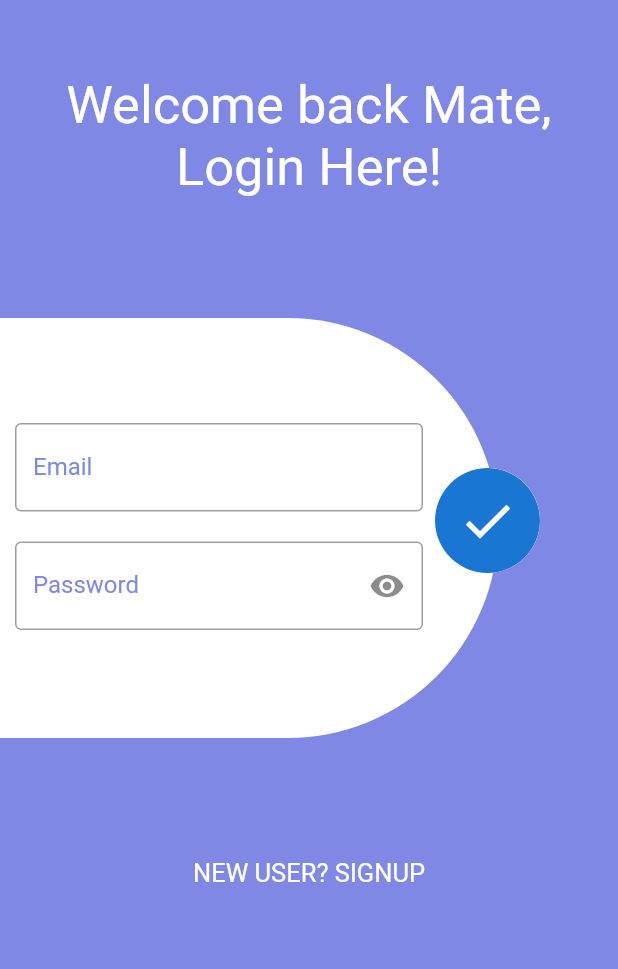
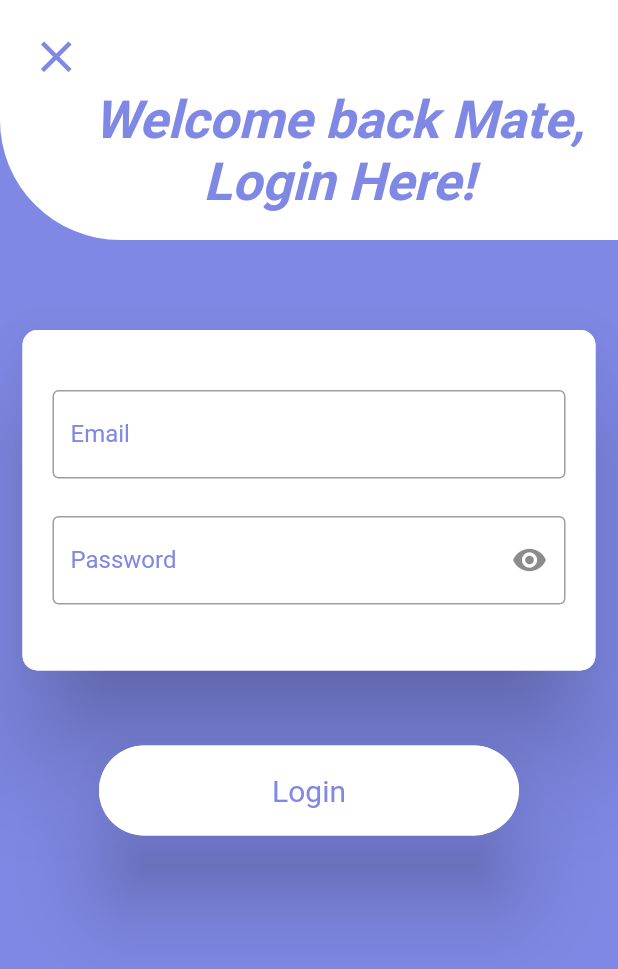
Before and after one commit to dexterTalha/flutter-ui, a Flutter app: the LoginPage screen opened by its route, on a phone screen of 412 x 824 dp. Shown: the top 969 px of the screen. Run offline on Flutter 3.47's test engine with Material 2 defaults, Android fonts, the phone set to English and light mode, and no system bars; our stand-ins replace avatar_glow, image_picker, pin_code_text_field, shared_preferences; accounts and stored records are empty.

Commit message:
change in lib/ui/login_scree.dart

```diff
--- a/lib/ui/login_scree.dart
+++ b/lib/ui/login_scree.dart
@@ -43,77 +43,109 @@ class _LoginPageState extends State<LoginPage>
     return Scaffold(
       backgroundColor: Color(0xff7F88E4),
       body: SingleChildScrollView(
+        physics: BouncingScrollPhysics(parent: AlwaysScrollableScrollPhysics()),
         child: Container(
           width: _width,
           height: _height,
           child: Column(
             crossAxisAlignment: CrossAxisAlignment.start,
             children: <Widget>[
-              SizedBox(height: 50.0),
               Center(
-                child: DelayedAnimation(
-                  child: Text("Welcome back Mate,\nLogin Here!",
+                child: Container(
+                  width: _width,
+                  height: 160,
+                  decoration: BoxDecoration(
+                      color: Colors.white,
+                      borderRadius:
+                          BorderRadius.only(bottomLeft: Radius.circular(80.0))),
+                  child: Stack(
+                    fit: StackFit.expand,
+                    children: <Widget>[
+                      Positioned(
+                          left: 20,
+                          top: 20,
+                          child: GestureDetector(
+                            onTap: () {
+                              Navigator.pushReplacementNamed(
+                                  context, '/signup');
+                            },
+                            child: Icon(
+                              Icons.close,
+                              size: 35,
+                              color: Color(0xff7F88E4),
+                            ),
+                          )),
+                      Positioned(
+                        left: 20,
+                        top: 60,
+                        width: _width,
+                        child: Center(
+                            child: Text("Welcome back Mate,\nLogin Here! ",
                                 textAlign: TextAlign.center,
                                 style: TextStyle(
-                        color: Colors.white,
+                                    color: Color(0xff7F88E4),
+                                    fontSize: 35,
                                     fontFamily: 'Roboto',
-                        fontSize: 35.0,
-                        fontWeight: FontWeight.normal,
-                      )),
-                  delay: 300 + _delayed,
+                                    fontStyle: FontStyle.italic,
+                                    fontWeight: FontWeight.bold))),
+                      )
+                    ],
                   ),
                 ),
-              DelayedAnimation(
-                delay: _delayed + 200,
+              ),
+              SizedBox(
+                height: 60.0,
+              ),
+              Padding(
+                padding: const EdgeInsets.symmetric(horizontal: 15.0),
+                child: Material(
+                  borderRadius: BorderRadius.circular(10),
+                  elevation: 30.0,
                   child: Container(
-                  width: _width,
-                  child: Stack(children: <Widget>[
-                    Positioned(
-                      child: Container(
-                        height: 280,
-                        width: _width - 80,
-                        margin: EdgeInsets.only(top: 80.0),
                     decoration: BoxDecoration(
                       color: Colors.white,
-                            borderRadius: BorderRadius.only(
-                                topRight: Radius.circular(500.0),
-                                bottomRight: Radius.circular(500.0))),
+                      borderRadius: BorderRadius.circular(10.0),
+                    ),
                     child: fields(),
                   ),
                 ),
-                    Positioned(
-                      left: 290,
-                      bottom: 110,
+              ),
+
+              SizedBox(
+                height: 50.0,
+              ),
+              Center(
+                child: DelayedAnimation(
                   child: GestureDetector(
                       onTapDown: _onTapDown,
                       onTapUp: _onTapUp,
                       onTap: () {
-                            if (_formKey.currentState.validate()) {}
+                        if (_formKey.currentState.validate()) {
+                          Navigator.pushReplacementNamed(context, '/home');
+                        }
                       },
                       child: Transform.scale(
                           scale: scale, child: _animatedButton)),
-                    ),
-                  ]),
+                  delay: 300,
                 ),
               ),
-              SizedBox(height: 80.0,),
-              Center(
-                child: DelayedAnimation(
-                  child: GestureDetector(
-                    onTap: () {
-                      Navigator.pushReplacementNamed(context, '/signup');
-                    },
-                    child: Text(
-                      "New User? SignUp".toUpperCase(),
-                      style: TextStyle(
-                          fontFamily: 'Roboto',
-                          color: Colors.white,
-                          fontSize: 17.0),
-                    ),
-                  ),
-                  delay: _delayed + 300,
-                ),
-              ),
+              // Center(
+              //   child: DelayedAnimation(
+              //     child: GestureDetector(
+              //       onTap: () {
+              //         Navigator.pushReplacementNamed(context, '/signup');
+              //       },
+              //       child: Text(
+              //         "New User? SignUp".toUpperCase(),
+              //         style: TextStyle(
+              //             fontFamily: 'Roboto',
+              //             color: Colors.white,
+              //             fontSize: 17.0),
+              //       ),
+              //     ),
+              //     delay: _delayed + 300,
+              //   ),
+              // ),
             ],
           ),
         ),
@@ -126,14 +158,18 @@ class _LoginPageState extends State<LoginPage>
         key: _formKey,
         child: Column(
           children: <Widget>[
+            SizedBox(
+              height: 20.0,
+            ),
             Padding(
-              padding: const EdgeInsets.only(top: 70.0, left: 10, right: 50.0),
+              padding:
+                  const EdgeInsets.only(left: 20.0, right: 20.0, top: 20.0),
               child: TextFormField(
                 controller: c_email,
                 validator: (input) {
                   if (input.trim().isEmpty) {
                     return 'Provide an email';
-                  }else if(!input.trim().contains("@")){
+                  } else if (!input.trim().contains("@")) {
                     return "Invalid email";
                   }
                 },
@@ -152,7 +188,8 @@ class _LoginPageState extends State<LoginPage>
               height: 20.0,
             ),
             Padding(
-              padding: const EdgeInsets.only(left: 10, right: 50.0),
+              padding: const EdgeInsets.only(
+                  left: 20.0, right: 20.0, top: 5.0, bottom: 20),
               child: TextFormField(
                 controller: c_password,
                 keyboardType: TextInputType.text,
@@ -198,29 +235,22 @@ class _LoginPageState extends State<LoginPage>
   }
 
   Widget get _animatedButton => Material(
-        child: ClipOval(
         child: Container(
+          height: 60.0,
+          width: 280.0,
           decoration: BoxDecoration(
-              gradient: LinearGradient(
-                begin: Alignment.bottomLeft,
-                end: Alignment.topRight,
-                colors: [
-                  Color(0xff7F88E4),
-                  Color(0xffD0D4F5),
-                ],
+              color: Colors.white,
+              borderRadius: BorderRadius.all(Radius.circular(40.0))),
+          child: Center(
+            child: Text("Login",
+                style: TextStyle(
+                    fontFamily: 'Roboto',
+                    fontSize: 20.0,
+                    color: Color(0xff7F88E4))),
           ),
         ),
-            child: CircleAvatar(
-              radius: 35,
-              child: Icon(
-                Icons.check,
-                color: Colors.white,
-                size: 40,
-              ),
-            ),
-          ),
-        ),
-        shape: CircleBorder(),
+        elevation: 25.0,
+        borderRadius: BorderRadius.all(Radius.circular(40.0)),
       );
 
   void _onTapDown(TapDownDetails details) {
```
Lines whose indentation alone changed are shown as unchanged.
